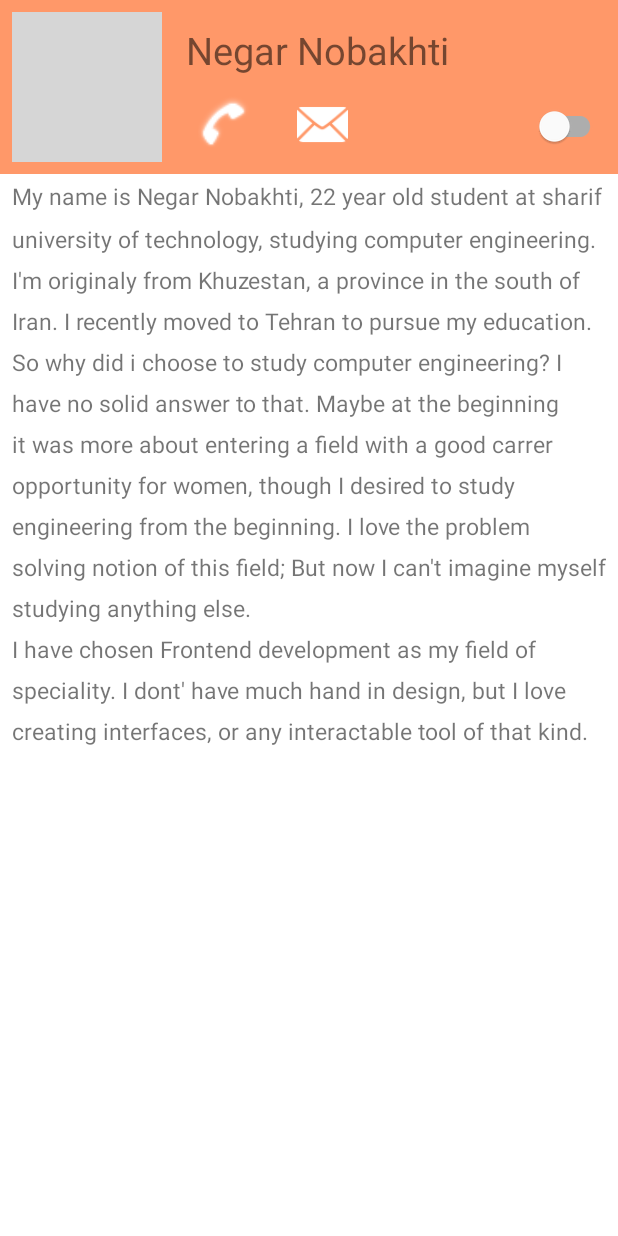
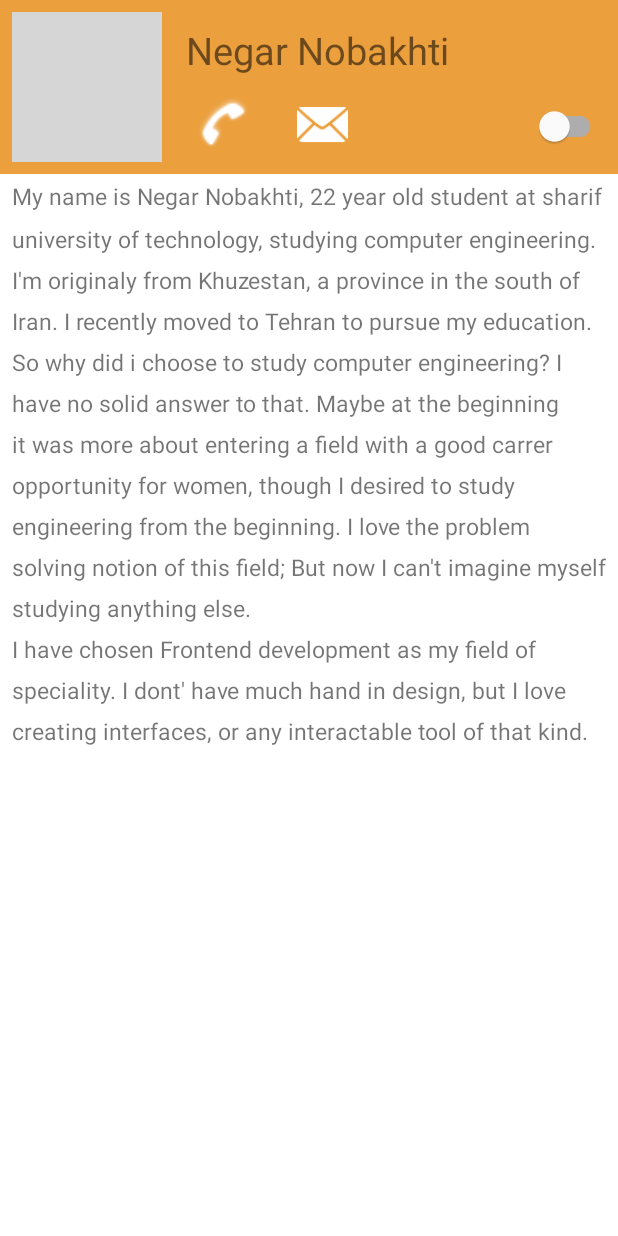
Before and after one commit to Negarnbkhti42/about-me-mobile-programming-HW1, an Android app: the screen it shows after launch (MainActivity), on a phone screen of 412 x 824 dp. Run offline under Robolectric (Android 15) with nearby library versions, the phone set to English and light mode, and no system bars; grey boxes are pictures that could not be loaded.

Commit message:
Define theme colors

```diff
--- a/app/src/main/res/values-night/themes.xml
+++ b/app/src/main/res/values-night/themes.xml
@@ -1,13 +1,13 @@
 <resources xmlns:tools="http://schemas.android.com/tools">
     <!-- Base application theme. -->
-    <style name="Theme.AboutMe" parent="Theme.MaterialComponents.DayNight.NoActionBar">>
+    <style name="Theme.AboutMe" parent="Theme.MaterialComponents.DayNight.NoActionBar">
         <!-- Primary brand color. -->
-        <item name="colorPrimary">@color/purple_200</item>
-        <item name="colorPrimaryVariant">@color/purple_700</item>
-        <item name="colorOnPrimary">@color/black</item>
+        <item name="colorPrimary">@color/orange_500</item>
+        <item name="colorPrimaryVariant">@color/orange_700</item>
+        <item name="colorOnPrimary">@color/white</item>
         <!-- Secondary brand color. -->
-        <item name="colorSecondary">@color/teal_200</item>
-        <item name="colorSecondaryVariant">@color/teal_200</item>
+        <item name="colorSecondary">@color/blue_500</item>
+        <item name="colorSecondaryVariant">@color/blue_700</item>
         <item name="colorOnSecondary">@color/black</item>
         <!-- Status bar color. -->
         <item name="android:statusBarColor">?attr/colorPrimaryVariant</item>
--- a/app/src/main/res/values/colors.xml
+++ b/app/src/main/res/values/colors.xml
@@ -7,7 +7,10 @@
     <color name="teal_700">#FF018786</color>
     <color name="black">#FF000000</color>
     <color name="white">#FFFFFFFF</color>
-    <color name="orange_200">#FF9869</color>
-    <color name="orange_500">#A54F28</color>
-    <color name="red">#CD5454</color>
+    <color name="orange_200">#f9e2c5</color>
+    <color name="orange_500">#eb9f3d</color>
+    <color name="orange_700">#e28327</color>
+    <color name="blue_200">#bfd8e4</color>
+    <color name="blue_500">#2a7ca4</color>
+    <color name="blue_700">#195f89</color>
 </resources>
--- a/app/src/main/res/values/themes.xml
+++ b/app/src/main/res/values/themes.xml
@@ -2,12 +2,12 @@
     <!-- Base application theme. -->
     <style name="Theme.AboutMe" parent="Theme.MaterialComponents.DayNight.NoActionBar">
         <!-- Primary brand color. -->
-        <item name="colorPrimary">@color/orange_200</item>
-        <item name="colorPrimaryVariant">@color/orange_500</item>
+        <item name="colorPrimary">@color/orange_500</item>
+        <item name="colorPrimaryVariant">@color/orange_700</item>
         <item name="colorOnPrimary">@color/white</item>
         <!-- Secondary brand color. -->
-        <item name="colorSecondary">@color/teal_200</item>
-        <item name="colorSecondaryVariant">@color/teal_700</item>
+        <item name="colorSecondary">@color/blue_500</item>
+        <item name="colorSecondaryVariant">@color/blue_700</item>
         <item name="colorOnSecondary">@color/black</item>
         <!-- Status bar color. -->
         <item name="android:statusBarColor">?attr/colorPrimaryVariant</item>
```
